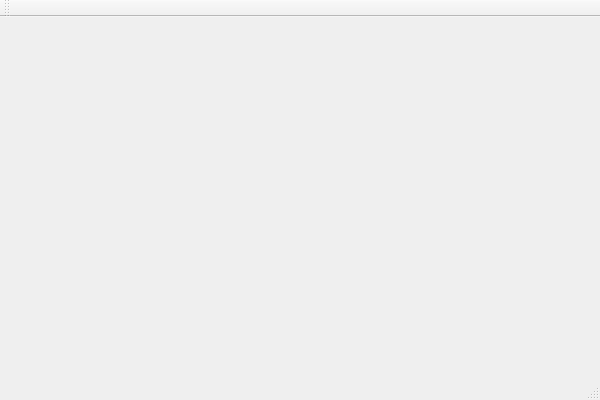
Before: the Qt Designer form src/OpenCOVER/DrivingSim/oddlot/src/mainwindow.ui in hlrs-vis/covise, drawn with Qt 5.
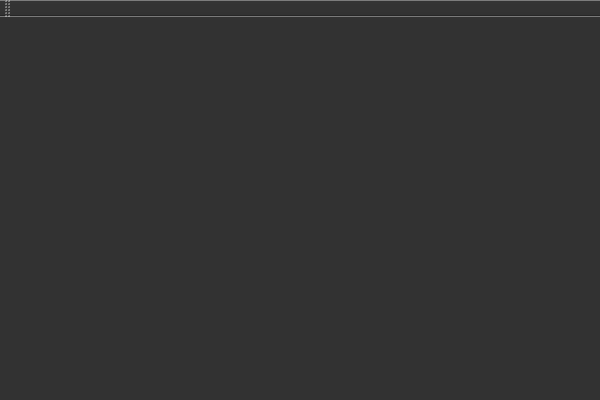
After: the same form once the commit is applied. Icons and pictures are not drawn.

The edit to the form file:
```diff
--- a/src/OpenCOVER/DrivingSim/oddlot/src/mainwindow.ui
+++ b/src/OpenCOVER/DrivingSim/oddlot/src/mainwindow.ui
@@ -13,6 +13,98 @@
   <property name="windowTitle">
    <string>MainWindow</string>
   </property>
+  <property name="autoFillBackground">
+   <bool>false</bool>
+  </property>
+  <property name="styleSheet">
+   <string notr="true">QWidget{
+background-color: rgb(50,50,50);
+color: white;
+font: normal 10px;
+}
+QMainWindow{
+background-color: rgb(50, 50, 50);
+color: white;
+selection-color: yellow;
+selection-background-color: black;
+border-style: inset;
+border-width: 0;
+border-color: gray;
+/* border-radius: 10px; */
+font: normal 10px;
+padding: 3px;
+min-width: 3em;
+}
+QScrollBar:vertical {
+/*border: 2px solid grey;*/
+width: 10px;
+/* margin: 22px 0 22px 0;*/
+}
+QScrollBar:horizontal {
+height: 10px;
+}
+QToolBox::tab:selected {
+font: italic;
+}
+QToolBox::tab {
+background: qlineargradient( x1: 0, y1: 0, x2: 0, y2: 1, stop: 0 #444, stop: 0.1 #555, stop: 0.49 #333, stop: 0.5 #222, stop: 1 #333);
+color: white;
+}
+QMenuBar::item:title {
+background-color: rgb(50, 50, 50);
+}
+QMenuBar::title:icon{
+background-color: rgb(50,50,50);
+}
+QDockWidget {
+background-color: rgb(100, 100, 100);
+}
+QDockWidget::float-button {
+background-color: rgb(50, 50, 50);
+}
+
+QTreeView::item:hover {
+background-color: yellow;
+color :black;
+}
+QTreeView::item:selected {
+background-color: yellow;
+color: black;
+}
+QTreeView::branch:closed:has-children:!has-siblings,
+QTreeView::branch:closed:has-children:has-siblings {
+border-image: none;
+image: url(/src/covise/src/OpenCOVER/DrivingSim/oddlot/src/branch_closed.png);
+}
+QTreeView::branch:open:has-children:!has-siblings,
+QTreeView::branch:open:has-children:has-siblings {
+border-image: none;
+image: url(/src/covise/src/OpenCOVER/DrivingSim/oddlot/src/branch_open.png);
+}
+QLineEdit{
+background-color: rgb(50, 50, 50);
+} 
+QLineEdit:hover{
+border: 1px solid gray;
+background-color: rgb(50, 50, 50);
+}
+QLabel{
+border-style: none;
+}
+QTabBar{
+color:  rgb(50, 50, 50);
+}
+QHeaderView::section{
+background-color: rgb(50,50,50);
+}
+
+
+
+
+
+
+</string>
+  </property>
   <widget class="QWidget" name="centralWidget"/>
   <widget class="QMenuBar" name="menuBar">
    <property name="geometry">
```
Left out of the diff: 2 changed lines with no effect on the pictures.
